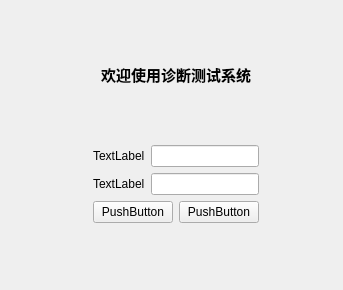
Old version of the form loginview.ui in the repository Meroasis/QtMedicinesystem.
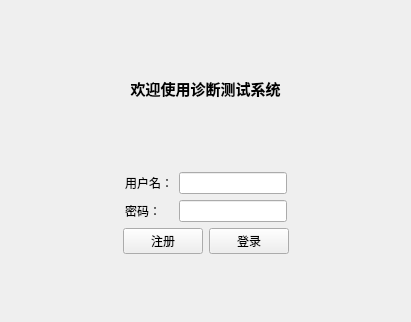
New version of the form.

What changed in the file:
```diff
--- a/loginview.ui
+++ b/loginview.ui
@@ -6,20 +6,26 @@
    <rect>
     <x>0</x>
     <y>0</y>
-    <width>343</width>
-    <height>290</height>
+    <width>411</width>
+    <height>322</height>
    </rect>
   </property>
+  <property name="sizePolicy">
+   <sizepolicy hsizetype="Fixed" vsizetype="Fixed">
+    <horstretch>0</horstretch>
+    <verstretch>0</verstretch>
+   </sizepolicy>
+  </property>
   <property name="windowTitle">
    <string>登录</string>
   </property>
-  <widget class="QWidget" name="">
+  <widget class="QWidget" name="layoutWidget">
    <property name="geometry">
     <rect>
-     <x>50</x>
+     <x>30</x>
      <y>10</y>
-     <width>252</width>
-     <height>266</height>
+     <width>351</width>
+     <height>311</height>
     </rect>
    </property>
    <layout class="QVBoxLayout" name="verticalLayout">
@@ -82,7 +88,7 @@
         <item row="0" column="0">
          <widget class="QLabel" name="label_2">
           <property name="text">
-           <string>TextLabel</string>
+           <string>用户名：</string>
           </property>
          </widget>
         </item>
@@ -92,7 +98,7 @@
         <item row="1" column="0">
          <widget class="QLabel" name="label_3">
           <property name="text">
-           <string>TextLabel</string>
+           <string>密码：</string>
           </property>
          </widget>
         </item>
@@ -136,14 +142,14 @@
         <item>
          <widget class="QPushButton" name="btnSignUp">
           <property name="text">
-           <string>PushButton</string>
+           <string>注册</string>
           </property>
          </widget>
         </item>
         <item>
          <widget class="QPushButton" name="pushButton_2">
           <property name="text">
-           <string>PushButton</string>
+           <string>登录</string>
           </property>
          </widget>
         </item>
```
Left out of the diff: 2 changed lines with no effect on the pictures.
